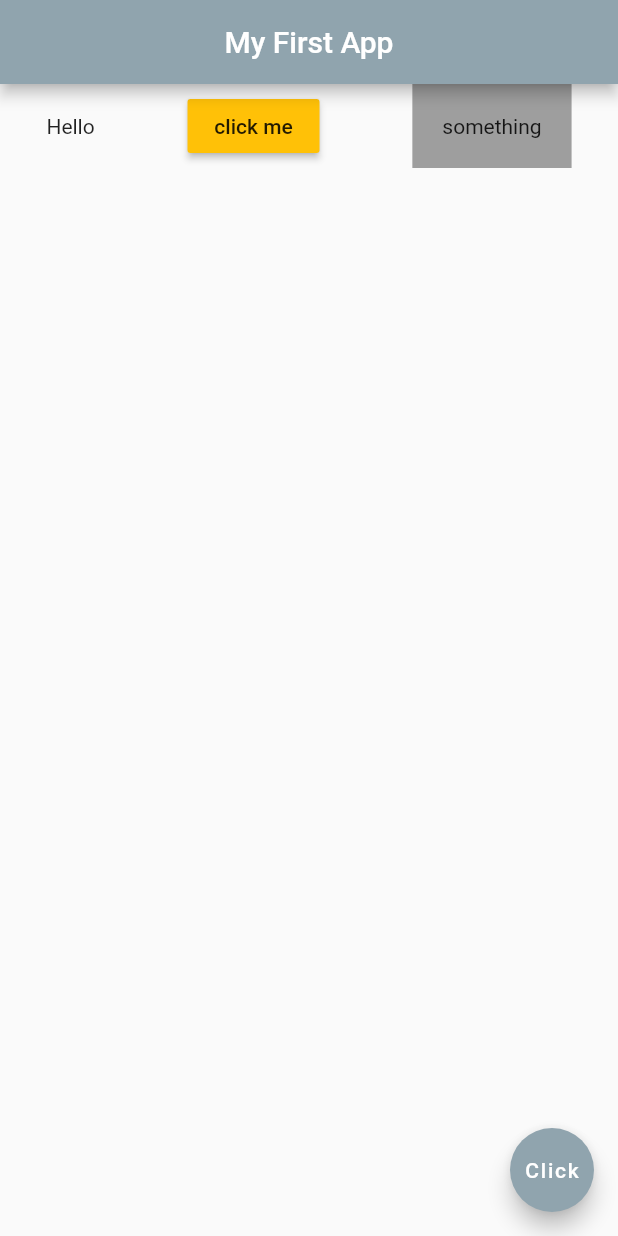
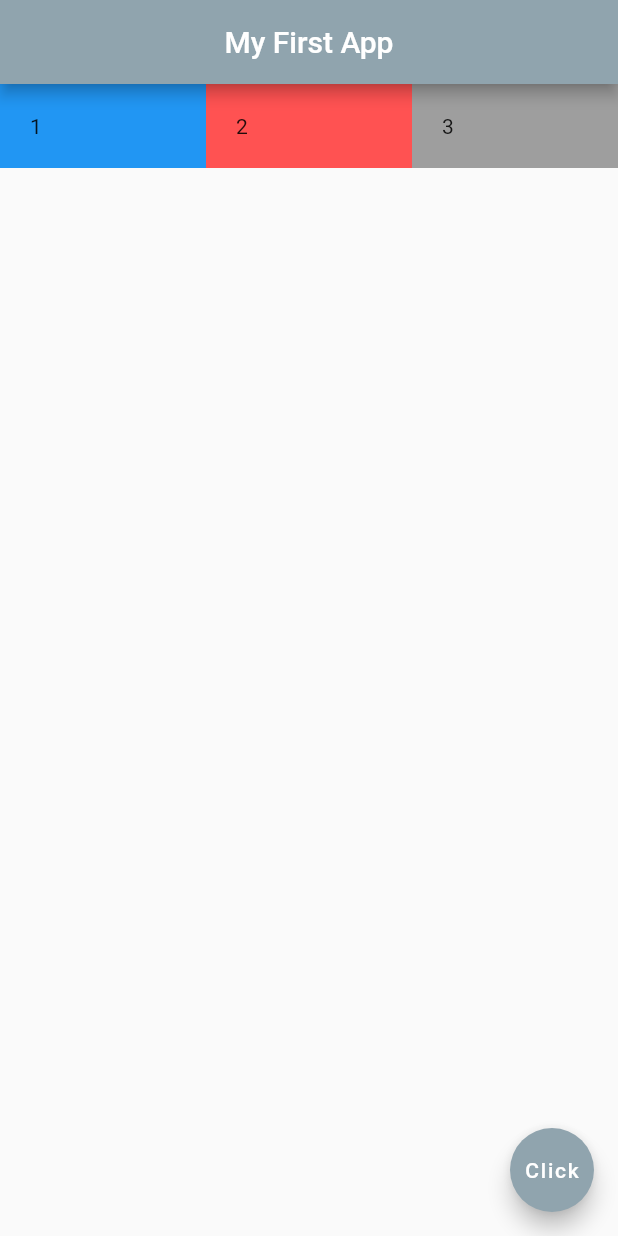
Before and after one commit to mohanhari/Date-And-TIme-App, a Flutter app: the screen it shows after launch, on a phone screen of 412 x 824 dp. Run offline on Flutter 3.47's test engine with Material 2 defaults, Android fonts, the phone set to English and light mode, and no system bars.

Commit message:
Using the expanded widget

```diff
--- a/lib/main.dart
+++ b/lib/main.dart
@@ -15,19 +15,27 @@ class Home extends StatelessWidget {
         backgroundColor: Colors.blueGrey[300],
       ),
       body: Row(
-        mainAxisAlignment: MainAxisAlignment.spaceAround,
-        crossAxisAlignment: CrossAxisAlignment.center,
         children: <Widget>[
-          Text('Hello'),
-          RaisedButton(
-            onPressed: () {},
-            child: Text('click me'),
-            color: Colors.amber,
+          Expanded(
+            child: Container(
+              child: Text('1'),
+              padding: EdgeInsets.all(20.0),
+              color: Colors.blue,
+            ),
           ),
-          Container(
-            child: Text('something'),
-            padding: EdgeInsets.all(20.0),
-            color: Colors.grey,
+          Expanded(
+            child: Container(
+              child: Text('2'),
+              padding: EdgeInsets.all(20.0),
+              color: Colors.redAccent,
+            ),
+          ),
+          Expanded(
+            child: Container(
+              child: Text('3'),
+              padding: EdgeInsets.all(20.0),
+              color: Colors.grey,
+            ),
           ),
         ],
       ),
```
